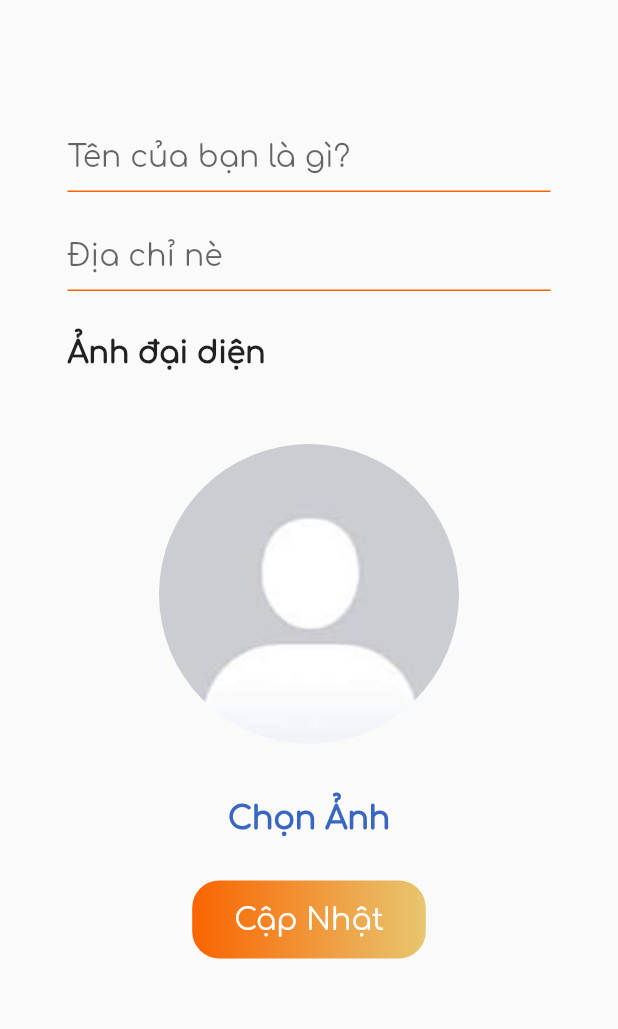
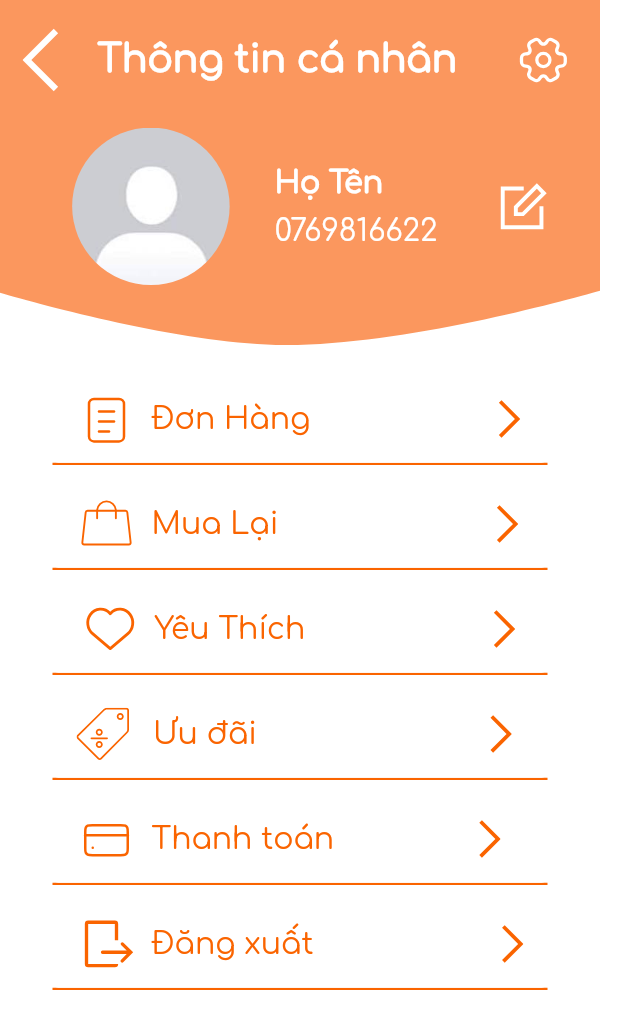
Before and after one commit to LAT0045/BOX_New_Version, a Flutter app: the screen it shows after launch, on a phone screen of 412 x 824 dp. Shown: the top 1029 px of the screen. Run offline on Flutter 3.47's test engine with Material 2 defaults, Android fonts, the phone set to English and light mode, and no system bars; our stand-ins replace flutter_svg.

Commit message:
Personal Info UI

```diff
--- a/box/lib/main.dart
+++ b/box/lib/main.dart
@@ -1,5 +1,5 @@
-import 'package:box/screens/login_screen.dart';
-import 'package:box/screens/signup_info_screen.dart';
+//import 'package:box/screens/login_screen.dart';
+import 'package:box/screens/personal_info.dart';
 import 'package:flutter/material.dart';
 
 void main() {
@@ -14,7 +14,7 @@ class MyApp extends StatelessWidget {
   Widget build(BuildContext context) {
     return const MaterialApp(
       debugShowCheckedModeBanner: false,
-      home: SignUpInfoScreen(),
+      home: PersonalInfoScreen(),
     );
   }
 }
--- /dev/null
+++ b/box/lib/screens/personal_info.dart
@@ -0,0 +1,569 @@
+import 'package:flutter/material.dart';
+import 'package:flutter_svg/flutter_svg.dart';
+
+import '../utils/colors.dart';
+
+class PersonalInfoScreen extends StatelessWidget {
+  const PersonalInfoScreen({super.key});
+
+  @override
+  Widget build(BuildContext context) {
+    return Scaffold(
+      backgroundColor: AppColors.whiteColor,
+      body: SafeArea(
+        child: Column(children: [
+          //Header Info
+          Stack(
+            children: [
+              //Background
+              SvgPicture.asset(
+                  "assets/svg/personalinfobg.svg",
+                  width: 400,
+                  height: 230,
+                  fit: BoxFit.cover,
+                ),
+
+              Positioned(
+                top: 15,
+                left: 5,
+                //Back button
+                child: Column(children: [
+                  Padding(
+                    padding: const EdgeInsets.symmetric(horizontal: 10.0),
+                    child:Row(children: [
+                      Align(
+                        alignment: Alignment.centerLeft,
+                        child: GestureDetector(
+                          onTap: onPressedBackBtn,
+                          child: SvgPicture.asset(
+                            "assets/svg/backarrow.svg",
+                            width: 50,
+                            height: 50,
+                            colorFilter: const ColorFilter.mode(
+                              AppColors.whiteColor,
+                              BlendMode.srcIn,
+                            ),
+                          ),
+                        ),
+                      ),
+
+                      const Text(
+                        "Thông tin cá nhân",
+                        style: TextStyle(
+                          color: AppColors.whiteColor,
+                          fontSize: 25,
+                          fontWeight:FontWeight.bold,
+                          fontFamily: 'Comfortaa',
+                        ),
+                      ),
+
+                      const SizedBox(
+                        width: 40,
+                      ),
+
+                      GestureDetector(
+                          onTap: onPressedSettingBtn,
+                          child: SvgPicture.asset(
+                            "assets/svg/setting.svg",
+                            width: 35,
+                            height: 35,
+                            colorFilter: const ColorFilter.mode(
+                              AppColors.whiteColor,
+                              BlendMode.srcIn,
+                            ),
+                          ),
+                        ),
+
+                    ],),
+
+                  ),
+
+
+                  const SizedBox(
+                    height: 20,
+                  ),
+
+                  //Avatar
+                  Row(
+                    mainAxisAlignment: MainAxisAlignment.start,
+                    children: [
+                      const SizedBox(width: 20,),
+                      //Avatar
+                      Container(
+                        width: 105,
+                        height: 105,
+                        decoration: const BoxDecoration(
+                          shape: BoxShape.circle,
+                          image: DecorationImage(
+                            fit: BoxFit.cover,
+                            image: AssetImage("assets/svg/avatest.jpg"),
+                          ),
+                        ),
+                      ),
+
+                      const SizedBox(width: 30),
+
+                      //Info
+                      const Column(
+                        crossAxisAlignment: CrossAxisAlignment.start,
+                        children: [
+                          Text(
+                            "Họ Tên",
+                            style: TextStyle(
+                              fontSize: 20,
+                              fontFamily: 'Comfortaa',
+                              color: AppColors.whiteColor,
+                              fontWeight: FontWeight.bold
+                            ),
+                          ),
+
+                          SizedBox(height: 10),
+
+                          Text(
+                            "0769816622",
+                            style: TextStyle(
+                              fontSize: 20,
+                              fontFamily: 'Comfortaa',
+                              color: AppColors.whiteColor,
+                            ),
+                          ),
+                        ],
+                      ),
+
+                      const SizedBox(width: 40),
+
+                      GestureDetector(
+                        onTap: onPressedEdit,
+                        child: SvgPicture.asset(
+                          "assets/svg/edit.svg",
+                          width: 35,
+                          height: 35,
+                          colorFilter: const ColorFilter.mode(
+                            AppColors.whiteColor,
+                            BlendMode.srcIn,
+                          ),
+                        ),
+                      ),
+                  ],)
+                ],),
+              ),
+            ],
+          ),
+
+          const SizedBox(
+            height: 20,
+          ),
+
+          //Order button
+          Container(
+            width: 330,
+            height: 60,
+            decoration: const BoxDecoration(
+              border: Border(bottom: BorderSide(color: AppColors.orangeColor, width: 1.5)), // Viền dưới
+            ),
+            child: ElevatedButton(
+              onPressed: onPressedOrder,
+              style: ElevatedButton.styleFrom(
+                backgroundColor: AppColors.whiteColor,
+                foregroundColor: AppColors.whiteColor,
+                elevation: 0,
+                alignment: Alignment.centerLeft,
+              ),
+              child:Row(
+                mainAxisAlignment: MainAxisAlignment.start,
+                children: [
+                SvgPicture.asset(
+                  "assets/svg/order.svg",
+                  width: 40,
+                  height: 40,
+                  colorFilter: const ColorFilter.mode(
+                    AppColors.orangeColor, // Màu mới bạn muốn thay đổi
+                    BlendMode.srcIn,
+                  ),
+                ),
+
+                const SizedBox(
+                  width: 10,
+                ),
+
+                const Text (
+                  "Đơn Hàng",
+                  style: TextStyle(
+                    fontSize: 20,
+                      fontFamily: 'Comfortaa',
+                      color: AppColors.orangeColor,
+                  ),
+                ),
+
+                const SizedBox(
+                  width: 110,
+                ),
+
+                Transform.rotate(
+                  angle: 3.14159265,
+                  child: SvgPicture.asset(
+                    "assets/svg/backarrow.svg", // Đường dẫn đến tệp SVG
+                    width: 30,
+                    height: 30,
+                    colorFilter: const ColorFilter.mode(
+                      AppColors.orangeColor, // Màu mới bạn muốn thay đổi
+                      BlendMode.srcIn,
+                    ),
+                  ),
+                )
+
+              ],),
+            ),
+          ),
+
+          const SizedBox(
+            height: 10,
+          ),
+
+          //BuyAgain
+          Container(
+            width: 330,
+            height: 60,
+            decoration: const BoxDecoration(
+              border: Border(bottom: BorderSide(color: AppColors.orangeColor, width: 1.5)), // Viền dưới
+            ),
+            child: ElevatedButton(
+              onPressed: onPressedBuyAgain,
+              style: ElevatedButton.styleFrom(
+                backgroundColor: AppColors.whiteColor,
+                foregroundColor: AppColors.whiteColor,
+                elevation: 0,
+                alignment: Alignment.centerLeft,
+              ),
+              child:Row(
+                mainAxisAlignment: MainAxisAlignment.start,
+                children: [
+                SvgPicture.asset(
+                  "assets/svg/buyagain.svg",
+                  width: 40,
+                  height: 40,
+                  colorFilter: const ColorFilter.mode(
+                    AppColors.orangeColor, // Màu mới bạn muốn thay đổi
+                    BlendMode.srcIn,
+                  ),
+                ),
+
+                const SizedBox(
+                  width: 10,
+                ),
+
+                const Text (
+                  "Mua Lại",
+                  style: TextStyle(
+                    fontSize: 20,
+                      fontFamily: 'Comfortaa',
+                      color: AppColors.orangeColor,
+                  ),
+                ),
+
+                const SizedBox(
+                  width: 130,
+                ),
+
+                Transform.rotate(
+                  angle: 3.14159265,
+                  child: SvgPicture.asset(
+                    "assets/svg/backarrow.svg", // Đường dẫn đến tệp SVG
+                    width: 30,
+                    height: 30,
+                    colorFilter: const ColorFilter.mode(
+                      AppColors.orangeColor, // Màu mới bạn muốn thay đổi
+                      BlendMode.srcIn,
+                    ),
+                  ),
+                )
+
+              ],),
+            ),
+          ),
+
+          const SizedBox(
+            height: 10,
+          ),
+
+          //Favour
+          Container(
+            width: 330,
+            height: 60,
+            decoration: const BoxDecoration(
+              border: Border(bottom: BorderSide(color: AppColors.orangeColor, width: 1.5)), // Viền dưới
+            ),
+            child: ElevatedButton(
+              onPressed: onPressedFavour,
+              style: ElevatedButton.styleFrom(
+                backgroundColor: AppColors.whiteColor,
+                foregroundColor: AppColors.whiteColor,
+                elevation: 0,
+                alignment: Alignment.centerLeft,
+              ),
+              child:Row(
+                mainAxisAlignment: MainAxisAlignment.start,
+                children: [
+                SvgPicture.asset(
+                  "assets/svg/favour.svg",
+                  width: 45,
+                  height: 45,
+                  colorFilter: const ColorFilter.mode(
+                    AppColors.orangeColor, // Màu mới bạn muốn thay đổi
+                    BlendMode.srcIn,
+                  ),
+                ),
+
+                const SizedBox(
+                  width: 7,
+                ),
+
+                const Text (
+                  "Yêu Thích",
+                  style: TextStyle(
+                    fontSize: 20,
+                      fontFamily: 'Comfortaa',
+                      color: AppColors.orangeColor,
+                  ),
+                ),
+
+                const SizedBox(
+                  width: 110,
+                ),
+
+                Transform.rotate(
+                  angle: 3.14159265,
+                  child: SvgPicture.asset(
+                    "assets/svg/backarrow.svg", // Đường dẫn đến tệp SVG
+                    width: 30,
+                    height: 30,
+                    colorFilter: const ColorFilter.mode(
+                      AppColors.orangeColor, // Màu mới bạn muốn thay đổi
+                      BlendMode.srcIn,
+                    ),
+                  ),
+                )
+
+              ],),
+            ),
+          ),
+
+          const SizedBox(
+            height: 10,
+          ),
+
+          //Voucher
+          Container(
+            width: 330,
+            height: 60,
+            decoration: const BoxDecoration(
+              border: Border(bottom: BorderSide(color: AppColors.orangeColor, width: 1.5)), // Viền dưới
+            ),
+            child: ElevatedButton(
+              onPressed: onPressedVoucher,
+              style: ElevatedButton.styleFrom(
+                backgroundColor: AppColors.whiteColor,
+                foregroundColor: AppColors.whiteColor,
+                elevation: 0,
+                alignment: Alignment.centerLeft,
+              ),
+              child:Row(
+                mainAxisAlignment: MainAxisAlignment.start,
+                children: [
+                SvgPicture.asset(
+                  "assets/svg/voucher.svg",
+                  width: 35,
+                  height: 35,
+                  colorFilter: const ColorFilter.mode(
+                    AppColors.orangeColor,
+                    BlendMode.srcIn,
+                  ),
+                ),
+
+                const SizedBox(
+                  width: 16,
+                ),
+
+                const Text (
+                  "Ưu đãi",
+                  style: TextStyle(
+                    fontSize: 20,
+                      fontFamily: 'Comfortaa',
+                      color: AppColors.orangeColor,
+                  ),
+                ),
+
+                const SizedBox(
+                  width: 140,
+                ),
+
+                Transform.rotate(
+                  angle: 3.14159265,
+                  child: SvgPicture.asset(
+                    "assets/svg/backarrow.svg",
+                    width: 30,
+                    height: 30,
+                    colorFilter: const ColorFilter.mode(
+                      AppColors.orangeColor,
+                      BlendMode.srcIn,
+                    ),
+                  ),
+                )
+
+              ],),
+            ),
+          ),
+
+          const SizedBox(
+            height: 10,
+          ),
+
+
+          //Payments
+          Container(
+            width: 330,
+            height: 60,
+            decoration: const BoxDecoration(
+              border: Border(bottom: BorderSide(color: AppColors.orangeColor, width: 1.5)), // Viền dưới
+            ),
+            child: ElevatedButton(
+              onPressed: onPressedPayments,
+              style: ElevatedButton.styleFrom(
+                backgroundColor: AppColors.whiteColor,
+                foregroundColor: AppColors.whiteColor,
+                elevation: 0,
+                alignment: Alignment.centerLeft,
+              ),
+              child:Row(
+                mainAxisAlignment: MainAxisAlignment.start,
+                children: [
+                SvgPicture.asset(
+                  "assets/svg/payments.svg",
+                  width: 40,
+                  height: 40,
+                  colorFilter: const ColorFilter.mode(
+                    AppColors.orangeColor,
+                    BlendMode.srcIn,
+                  ),
+                ),
+
+                const SizedBox(
+                  width: 10,
+                ),
+
+                const Text (
+                  "Thanh toán",
+                  style: TextStyle(
+                    fontSize: 20,
+                      fontFamily: 'Comfortaa',
+                      color: AppColors.orangeColor,
+                  ),
+                ),
+
+                const SizedBox(
+                  width: 81,
+                ),
+
+                Transform.rotate(
+                  angle: 3.14159265,
+                  child: SvgPicture.asset(
+                    "assets/svg/backarrow.svg",
+                    width: 30,
+                    height: 30,
+                    colorFilter: const ColorFilter.mode(
+                      AppColors.orangeColor,
+                      BlendMode.srcIn,
+                    ),
+                  ),
+                )
+
+              ],),
+            ),
+          ),
+
+          const SizedBox(
+            height: 10,
+          ),
+
+          //Logout
+          Container(
+            width: 330,
+            height: 60,
+            decoration: const BoxDecoration(
+              border: Border(bottom: BorderSide(color: AppColors.orangeColor, width: 1.5)), // Viền dưới
+            ),
+            child: ElevatedButton(
+              onPressed: onPressedLogout,
+              style: ElevatedButton.styleFrom(
+                backgroundColor: AppColors.whiteColor,
+                foregroundColor: AppColors.whiteColor,
+                elevation: 0,
+                alignment: Alignment.centerLeft,
+              ),
+              child:Row(
+                mainAxisAlignment: MainAxisAlignment.start,
+                children: [
+                SvgPicture.asset(
+                  "assets/svg/logout.svg",
+                  width: 40,
+                  height: 40,
+                  colorFilter: const ColorFilter.mode(
+                    AppColors.orangeColor,
+                    BlendMode.srcIn,
+                  ),
+                ),
+
+                const SizedBox(
+                  width: 10,
+                ),
+
+                const Text (
+                  "Đăng xuất",
+                  style: TextStyle(
+                    fontSize: 20,
+                      fontFamily: 'Comfortaa',
+                      color: AppColors.orangeColor,
+                  ),
+                ),
+
+                const SizedBox(
+                  width: 110,
+                ),
+
+                Transform.rotate(
+                  angle: 3.14159265,
+                  child: SvgPicture.asset(
+                    "assets/svg/backarrow.svg",
+                    width: 30,
+                    height: 30,
+                    colorFilter: const ColorFilter.mode(
+                      AppColors.orangeColor,
+                      BlendMode.srcIn,
+                    ),
+                  ),
+                )
+
+              ],),
+            ),
+          ),
+
+          const SizedBox(
+            height: 30,
+          ),
+        ]),
+      ),
+    );
+  }
+
+  //--------------------------------------------
+  // Functions
+  void onPressedBackBtn(){}
+  void onPressedSettingBtn(){}
+  void onPressedEdit(){}
+  void onPressedOrder(){}
+  void onPressedBuyAgain(){}
+  void onPressedFavour(){}
+  void onPressedVoucher(){}
+  void onPressedPayments(){}
+  void onPressedLogout(){}
+}
--- a/box/lib/screens/signup_info_screen.dart
+++ b/box/lib/screens/signup_info_screen.dart
@@ -12,7 +12,27 @@ class SignUpInfoScreen extends StatelessWidget {
       body: SafeArea(
         child: Column(children: [
           const SizedBox(
-            height: 80,
+            height: 20,
+          ),
+
+          Align(
+            alignment: Alignment.centerLeft,
+            child: Padding(
+              padding: const EdgeInsets.only(left: 18.0),
+              child: GestureDetector(
+                onTap: onPressedBackBtn,
+                child: SvgPicture.asset(
+                  "assets/svg/backarrow.svg",
+                  width: 50,
+                  height: 50,
+                  color: AppColors.orangeColor,
+                ),
+              ),
+            ),
+          ),
+
+          const SizedBox(
+            height: 40,
           ),
 
           // Name input
@@ -151,4 +171,5 @@ class SignUpInfoScreen extends StatelessWidget {
   // Functions
   void onPressedUpdate(){}
   void onPressedChooseAva(){}
+  void onPressedBackBtn(){}
 }
--- a/box/lib/screens/signup_sceen.dart
+++ b/box/lib/screens/signup_screen.dart
@@ -12,7 +12,23 @@ class SignUpScreen extends StatelessWidget {
       body: SafeArea(
         child: Column(children: [
           const SizedBox(
-            height: 30,
+            height: 20,
+          ),
+
+          Align(
+            alignment: Alignment.centerLeft,
+            child: Padding(
+              padding: const EdgeInsets.only(left: 18.0),
+              child: GestureDetector(
+                onTap: onPressedBackBtn,
+                child: SvgPicture.asset(
+                  "assets/svg/backarrow.svg",
+                  width: 50,
+                  height: 50,
+                  color: AppColors.orangeColor,
+                ),
+              ),
+            ),
           ),
 
           // Logo
@@ -135,4 +151,6 @@ class SignUpScreen extends StatelessWidget {
   //--------------------------------------------
   // Functions
   void onPressedSignUp(){}
+  void onPressedBackBtn(){}
+
 }
--- a/box/lib/utils/colors.dart
+++ b/box/lib/utils/colors.dart
@@ -5,4 +5,5 @@ class AppColors {
   static const Color yellowColor = Color(0xFFE8C670);
   static const Color lightGrayColor = Color(0xFFF5F5F5);
   static const Color blueColor = Color(0xFF3866C0);
+  static const Color whiteColor= Color(0xFFFFFFFF);
 }
```
Also changed, not shown: box/assets/svg/arrow.svg (deleted), box/assets/svg/backarrow.svg (added), box/assets/svg/buyagain.svg (added), box/assets/svg/edit.svg (added), box/assets/svg/favour.svg (added), box/assets/svg/logout.svg (added), box/assets/svg/order.svg (added), box/assets/svg/payments.svg (added), box/assets/svg/personalinfobg.svg (added), box/assets/svg/rightarrow.png (added), box/assets/svg/setting.svg (added), box/assets/svg/test.png (added), box/assets/svg/voucher.svg (added).
